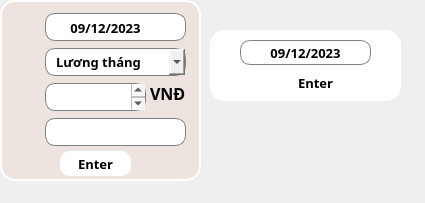
ndthuan167/SelfLearning, file Personal projects/MyApp/popup_thu.ui: the form before one commit.
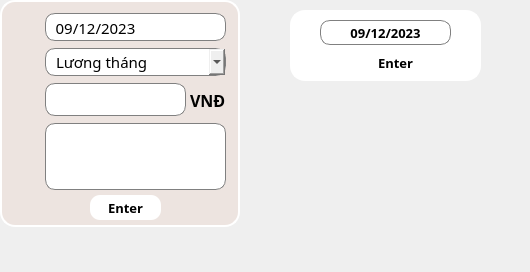
The form after the commit. Icons and pictures are not drawn.

```diff
--- a/Personal projects/MyApp/popup_thu.ui
+++ b/Personal projects/MyApp/popup_thu.ui
@@ -6,8 +6,8 @@
    <rect>
     <x>0</x>
     <y>0</y>
-    <width>425</width>
-    <height>203</height>
+    <width>530</width>
+    <height>272</height>
    </rect>
   </property>
   <property name="windowTitle">
@@ -18,8 +18,8 @@
     <rect>
      <x>0</x>
      <y>0</y>
-     <width>201</width>
-     <height>181</height>
+     <width>240</width>
+     <height>227</height>
     </rect>
    </property>
    <property name="styleSheet">
@@ -40,15 +40,15 @@
      <rect>
       <x>45</x>
       <y>48</y>
-      <width>141</width>
+      <width>181</width>
       <height>28</height>
      </rect>
     </property>
     <property name="font">
      <font>
-      <family>Samsung Sharp Sans</family>
-      <pointsize>10</pointsize>
-      <bold>true</bold>
+      <family>SamsungOne</family>
+      <pointsize>11</pointsize>
+      <bold>false</bold>
      </font>
     </property>
     <property name="layoutDirection">
@@ -109,15 +109,16 @@
     <property name="geometry">
      <rect>
       <x>45</x>
-      <y>118</y>
-      <width>141</width>
-      <height>28</height>
+      <y>123</y>
+      <width>181</width>
+      <height>67</height>
      </rect>
     </property>
     <property name="font">
      <font>
-      <family>Samsung Sharp Sans</family>
-      <bold>true</bold>
+      <family>SamsungOne</family>
+      <pointsize>11</pointsize>
+      <bold>false</bold>
      </font>
     </property>
     <property name="styleSheet">
@@ -172,7 +173,7 @@
     <property name="geometry">
      <rect>
       <x>10</x>
-      <y>118</y>
+      <y>140</y>
       <width>25</width>
       <height>25</height>
      </rect>
@@ -190,8 +191,8 @@
    <widget class="QLabel" name="label">
     <property name="geometry">
      <rect>
-      <x>150</x>
-      <y>83</y>
+      <x>190</x>
+      <y>90</y>
       <width>35</width>
       <height>20</height>
      </rect>
@@ -210,8 +211,8 @@
    <widget class="QPushButton" name="pushButton_SetThu">
     <property name="geometry">
      <rect>
-      <x>60</x>
-      <y>151</y>
+      <x>90</x>
+      <y>195</y>
       <width>71</width>
       <height>25</height>
      </rect>
@@ -260,15 +261,15 @@
      <rect>
       <x>45</x>
       <y>83</y>
-      <width>101</width>
-      <height>28</height>
+      <width>141</width>
+      <height>33</height>
      </rect>
     </property>
     <property name="font">
      <font>
-      <family>Samsung Sharp Sans</family>
-      <pointsize>10</pointsize>
-      <bold>true</bold>
+      <family>SamsungOne</family>
+      <pointsize>11</pointsize>
+      <bold>false</bold>
      </font>
     </property>
     <property name="tabletTracking">
@@ -338,7 +339,7 @@
      <rect>
       <x>45</x>
       <y>13</y>
-      <width>141</width>
+      <width>181</width>
       <height>28</height>
      </rect>
     </property>
@@ -380,7 +381,7 @@
    <widget class="QPushButton" name="pushButton_Selectday_Thu">
     <property name="geometry">
      <rect>
-      <x>160</x>
+      <x>200</x>
       <y>15</y>
       <width>21</width>
       <height>24</height>
@@ -421,7 +422,7 @@
    <widget class="QLabel" name="label_date_selected_Thu">
     <property name="geometry">
      <rect>
-      <x>60</x>
+      <x>50</x>
       <y>15</y>
       <width>91</width>
       <height>25</height>
@@ -429,9 +430,9 @@
     </property>
     <property name="font">
      <font>
-      <family>Samsung Sharp Sans</family>
-      <pointsize>10</pointsize>
-      <bold>true</bold>
+      <family>SamsungOne</family>
+      <pointsize>11</pointsize>
+      <bold>false</bold>
      </font>
     </property>
     <property name="styleSheet">
@@ -453,8 +454,8 @@
   <widget class="QFrame" name="PopupselectDay_Thu">
    <property name="geometry">
     <rect>
-     <x>210</x>
-     <y>30</y>
+     <x>290</x>
+     <y>10</y>
      <width>191</width>
      <height>71</height>
     </rect>
```
